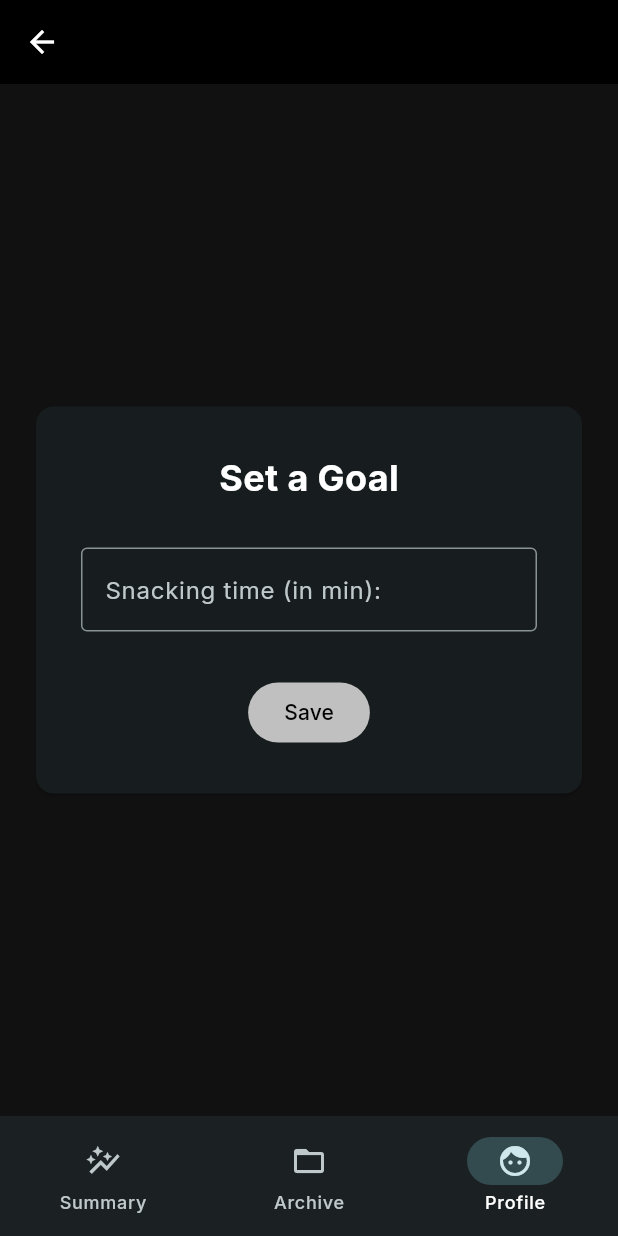
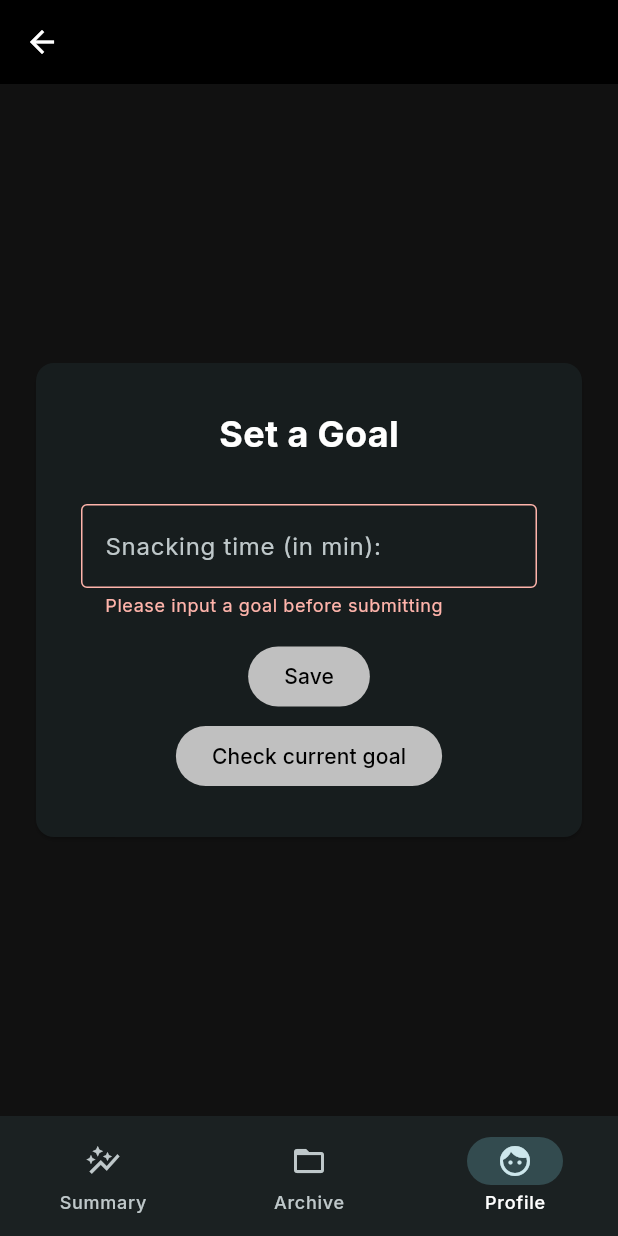
Before and after one commit to aretalee/Snacked, a Flutter app: the SetGoalsPage screen opened by its route, after a tap on "Save", on a phone screen of 412 x 824 dp. Run offline on Flutter 3.47's test engine with Material 3 defaults, Android fonts, the phone set to English and light mode, and no system bars; our stand-ins replace cloud_firestore, firebase_auth, firebase_core, fl_chart, flex_color_scheme, go_router and 2 more; accounts and stored records are empty; statements that could not run were skipped.

Commit message:
added set goals functionality

```diff
--- a/tracking_app/lib/data/repositories/storage_repository.dart
+++ b/tracking_app/lib/data/repositories/storage_repository.dart
@@ -3,22 +3,44 @@ import 'package:cloud_firestore/cloud_firestore.dart';
 
 class StorageRepository {
   final _db = FirebaseFirestore.instance;
-  Map<String, dynamic> _contents = {};
+  Map<String, dynamic> _summary = {};
+  Map<String, dynamic> _goal = {};
 
-  Map<String, dynamic> get contents => _contents;
+  Map<String, dynamic> get summary => _summary;
+  Map<String, dynamic> get goal => _goal;
 
-  Future<bool> getDocument(String docName) async {
+  Future<bool> getSummaries(String docName) async {
     final dateSummary = _db.collection("summaries").doc(docName);
-    print('DateSummary path: ${dateSummary.path}');
     final DocumentSnapshot doc = await dateSummary.get().catchError((error) {
-      print('Error: $error}');
       throw error;
     });
     if (doc.exists) {
-      _contents = doc.data() as Map<String, dynamic>;
+      _summary = doc.data() as Map<String, dynamic>;
       return true;
     }
     return false;
   }
 
+  Future<bool> getGoal() async {
+    final goalInfo = _db.collection("currentGoal").doc("goal");
+    final DocumentSnapshot doc = await goalInfo.get().catchError((error) {
+      throw error;
+    });
+    if (doc.exists) {
+      _goal = doc.data() as Map<String, dynamic>;
+      return true;
+    }
+    return false;
+  }
+
+  Future<bool> setGoal(int goal) async {
+    final goalInfo = _db.collection("currentGoal").doc("goal");
+    try {
+      await goalInfo.update({"targetTime": goal});
+      return true;
+    } catch (e) {
+      return false;
+    }
+  }
+
 }
--- a/tracking_app/lib/routing/nav_router.dart
+++ b/tracking_app/lib/routing/nav_router.dart
@@ -19,17 +19,20 @@ import '../ui/archive/widgets/past_summary_screen.dart';
 import '../ui/profile/widgets/profile_screen.dart';
 import '../ui/profile/view_model/profile_vm.dart';
 import '../ui/set_goals/widgets/set_goals_screen.dart';
+import '../ui/set_goals/view_model/set_goals_vm.dart';
 import '../ui/sign_in_prompt/widgets/sign_in_prompt_screen.dart';
 import '../ui/signup/widgets/sign_up_screen.dart';
 import '../ui/signup/view_model/sign_up_vm.dart';
 import '../ui/summary/widgets/summary_screen.dart';
 import '../ui/summary/widgets/no_data_screen.dart';
 import '../ui/summary/widgets/prompt_screen.dart';
+import '../ui/summary/view_model/summary_vm.dart';
 import '../ui/auth/view_model/auth_vm.dart';
 
 final GlobalKey<NavigatorState> _rootNavigatorKey = GlobalKey<NavigatorState>(debugLabel: 'root');
 final GlobalKey<NavigatorState> _shellNavigatorKey = GlobalKey<NavigatorState>(debugLabel: 'shell');
 final authVM = AuthViewModel();
+final summaryVM = SummaryViewModel();
 final archiveVM = ArchiveViewModel();
 
 GoRouter router(AuthRepository auth) => GoRouter(
@@ -52,7 +55,12 @@ GoRouter router(AuthRepository auth) => GoRouter(
       routes: [
         GoRoute(
           path: '/summary',
-          builder: (context, state) => SummaryPage(),
+          builder: (context, state) => SummaryPage(viewModel: summaryVM),
+          redirect: (context, state) {
+            if (summaryVM.noData) { return '/summary/noData'; }
+            else if (summaryVM.prompt) { return '/summary/prompt'; }
+            else { return'/summary'; }
+          },
           routes: [
             // need to write in logic here
             GoRoute(
@@ -61,7 +69,7 @@ GoRouter router(AuthRepository auth) => GoRouter(
             ),
             GoRoute(
               path: 'prompt',
-              builder: (context, state) => PromptPage(),
+              builder: (context, state) => PromptPage(viewModel: summaryVM),
             ),
           ]
         ),
@@ -85,7 +93,7 @@ GoRouter router(AuthRepository auth) => GoRouter(
           routes: [
             GoRoute(
               path: 'setGoals',
-              builder: (context, state) => SetGoalsPage(),
+              builder: (context, state) => SetGoalsPage(viewModel: SetGoalsViewModel()),
             ),
             GoRoute(
               path: 'export',
--- a/tracking_app/lib/ui/login/view_model/login_vm.dart
+++ b/tracking_app/lib/ui/login/view_model/login_vm.dart
@@ -32,10 +32,10 @@ class LoginViewModel extends ChangeNotifier{
   void loginErrors(String emailInput, String pwdInput) {
     if (emailInput.isEmpty) {
       _emailError = 'Please enter an email address';
-    }
+    } else { _emailError = null; };
     if (pwdInput.isEmpty) {
       _pwdError = 'Please enter a password';
-    }
+    } else { _pwdError = null; };
   }
 
   bool loginCheck(String emailInput, String pwdInput) {
--- /dev/null
+++ b/tracking_app/lib/ui/set_goals/view_model/set_goals_vm.dart
@@ -0,0 +1,59 @@
+import 'package:flutter/material.dart';
+
+import 'package:Snacked/global.dart';
+
+
+class SetGoalsViewModel extends ChangeNotifier{
+  Map<String, dynamic> _goalInfo = {};
+  int _currentGoal = -1;
+  int _desiredGoal = 0;
+  String? _goalError;
+
+  String? get goalError => _goalError;
+
+  Future<String> get currentGoal async {
+    if (await getGoal()) {
+      if (_currentGoal == -1) { return 'No custom goal set'; }
+      else { return _currentGoal.toString(); }
+    }
+    return 'Unable to retrieve current goal';
+  }
+
+    Future<bool> getGoal() async {
+    bool valid = await storeRepo.getGoal();
+    if (valid) {
+      _goalInfo = storeRepo.goal;
+      _currentGoal = _goalInfo['targetTime'];
+      return true;
+    }
+    return false;
+  }
+
+  void goalErrors(String goalInput) {
+    final value = int.tryParse(goalInput);
+    if (goalInput.isEmpty) {
+      _goalError = 'Please input a goal before submitting';
+    } else if (value == null) {
+       _goalError = 'Please input a valid number';
+    } else if (value < 0 ) {
+      _goalError = 'Please input a value >= 0 ';
+    } else { _goalError = null; };
+  }
+
+  bool checkGoalInput(String goalInput) {
+    if (_goalError == null) {
+      _desiredGoal = int.tryParse(goalInput)!;
+      return true;
+    }
+    return false;
+  }
+
+  Future<bool> updateNewGoal() async {
+    bool valid = await storeRepo.setGoal(_desiredGoal);
+    if (valid) { return true; }
+    return false;
+  }
+
+
+
+}
--- a/tracking_app/lib/ui/set_goals/widgets/set_goals_screen.dart
+++ b/tracking_app/lib/ui/set_goals/widgets/set_goals_screen.dart
@@ -1,8 +1,29 @@
 import 'package:flutter/material.dart';
 
+import 'package:Snacked/ui/set_goals/view_model/set_goals_vm.dart';
 
-class SetGoalsPage extends StatelessWidget {
-  const SetGoalsPage({super.key});
+
+class SetGoalsPage extends StatefulWidget {
+  const SetGoalsPage({super.key, required this.viewModel});
+  final SetGoalsViewModel viewModel;
+
+  @override
+  State<SetGoalsPage> createState() => _SetGoalsPageState();
+}
+
+class _SetGoalsPageState extends State<SetGoalsPage> {
+  final TextEditingController _goalController = TextEditingController();
+
+  @override
+  void initState() {
+    super.initState();
+  }
+
+  @override
+  void dispose() {
+    _goalController.dispose();
+    super.dispose();
+  }
 
   @override
   Widget build(BuildContext context) {
@@ -22,15 +43,48 @@ class SetGoalsPage extends StatelessWidget {
                   Text('Set a Goal', style: TextStyle(fontSize: 24, fontWeight: FontWeight.bold,)),
                   const SizedBox(height:30),
                   TextField(
+                    controller: _goalController,
                     decoration: InputDecoration(
                       border: OutlineInputBorder(),
                       hintText: 'Snacking time (in min): ',
+                      errorText: widget.viewModel.goalError,
                     ),
                   ),
-                    const SizedBox(height:30),
+                  const SizedBox(height:15),
                   FilledButton(
-                      onPressed: () {},
+                    onPressed: () async {
+                      setState(() {
+                        widget.viewModel.goalErrors(_goalController.text);
+                      });
+                      if (widget.viewModel.checkGoalInput(_goalController.text)) {
+                        final updateStatus = await widget.viewModel.updateNewGoal();
+                        if (updateStatus) {
+                          ScaffoldMessenger.of(context).showSnackBar(SnackBar(
+                              content: Text('Goal updated successfully.', style: TextStyle(fontSize: 16, color:Colors.green, fontWeight: FontWeight.bold), textAlign: TextAlign.center),
+                              duration: const Duration(seconds: 5),
+                            )
+                          );
+                        } else {
+                          ScaffoldMessenger.of(context).showSnackBar(SnackBar(
+                              content: Text('Unable to set goal, please try again.', style: TextStyle(fontSize: 16, color:Colors.red, fontWeight: FontWeight.bold), textAlign: TextAlign.center),
+                              duration: const Duration(seconds: 3),
+                            )
+                          );
+                        }
+                      }
+                    },
                     child: const Text('Save'),
+                  ),
+                  const SizedBox(height:5),
+                  FilledButton(
+                    onPressed: () async {
+                      final checkGoal = await widget.viewModel.currentGoal;
+                      ScaffoldMessenger.of(context).showSnackBar(SnackBar(
+                        content: Text('Your current goal is $checkGoal min of snacking daily', style: TextStyle(fontSize: 16, fontWeight: FontWeight.bold), textAlign: TextAlign.center),
+                        duration: const Duration(seconds: 5),
+                      ));
+                    },
+                    child: const Text('Check current goal'),
                   ),
                 ]
               )
--- a/tracking_app/lib/ui/signup/view_model/sign_up_vm.dart
+++ b/tracking_app/lib/ui/signup/view_model/sign_up_vm.dart
@@ -33,10 +33,10 @@ class SignUpViewModel extends ChangeNotifier{
   void registerErrors(String emailInput, String pwdInput) {
     if (emailInput.isEmpty) {
       _emailError = 'Please enter an email address';
-    }
+    } else { _emailError = null; };
     if (pwdInput.isEmpty) {
       _pwdError = 'Please enter a password';
-    }
+    } else { _pwdError = null; };
   }
 
   bool registerCheck(String emailInput, String pwdInput) {
--- a/tracking_app/lib/ui/summary/widgets/no_data_screen.dart
+++ b/tracking_app/lib/ui/summary/widgets/no_data_screen.dart
@@ -8,7 +8,7 @@ class NoDataSummary extends StatelessWidget {
   Widget build(BuildContext context) {
 
     return Scaffold (
-      appBar: AppBar(backgroundColor: Colors.black),
+      appBar: AppBar(backgroundColor: Colors.black, automaticallyImplyLeading:false),
       body: Padding(
         padding: const EdgeInsets.all(20.0),
         child: Center(
@@ -33,5 +33,4 @@ class NoDataSummary extends StatelessWidget {
       )
     );
   }
-
 }
```
Also changed, not shown: tracking_app/lib/ui/archive/view_model/archive_vm.dart (+3 -4 lines), tracking_app/lib/ui/summary/view_model/summary_vm.dart (added, +31 -0 lines), tracking_app/lib/ui/summary/widgets/prompt_screen.dart (+27 -25 lines), tracking_app/lib/ui/summary/widgets/summary_screen.dart (+11 -3 lines), tracking_app/lib/ui/login/widgets/login_screen.dart (line endings or trailing spaces). Lines whose indentation alone changed are shown as unchanged.
